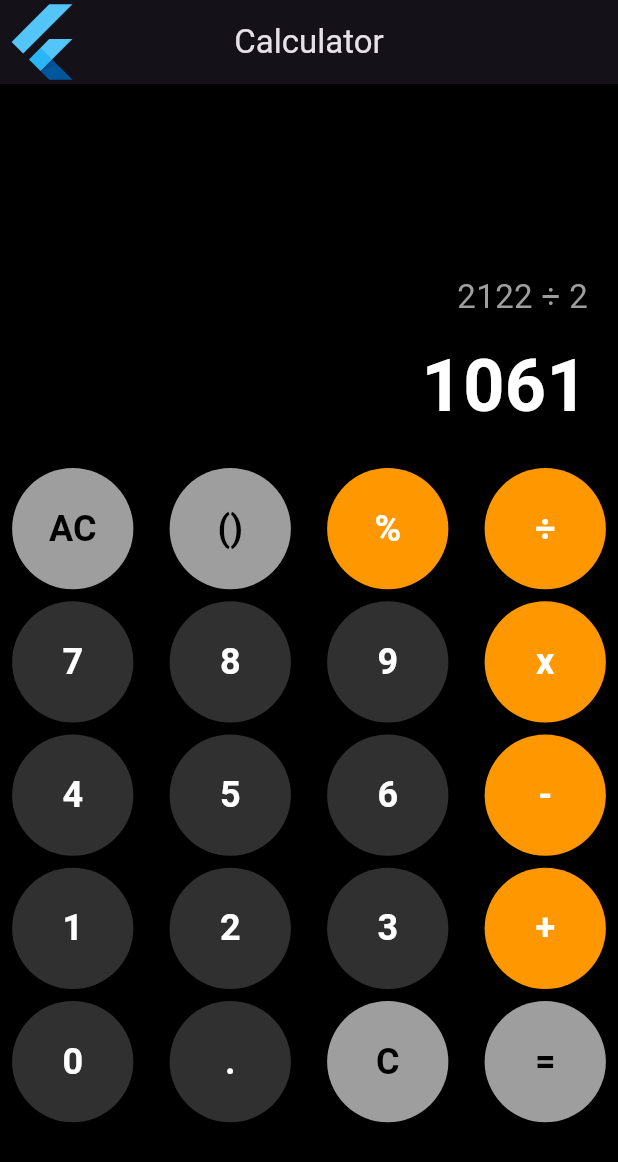
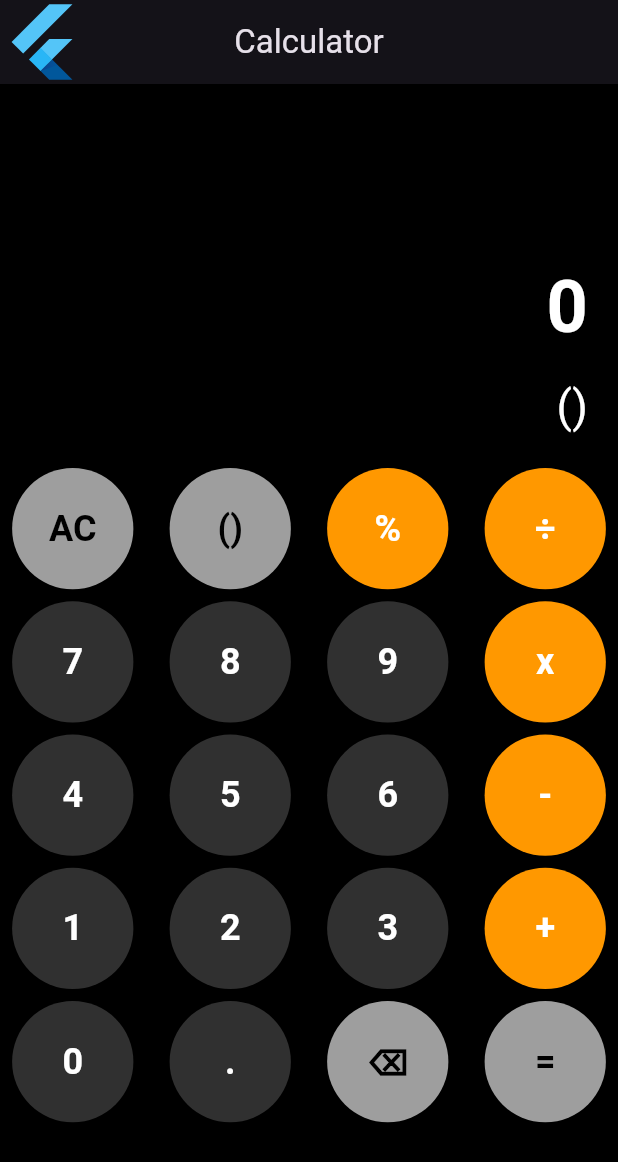
Before and after one commit to SaidurRahman1004/FlutterProjects, a Flutter app: the screen it shows after launch, after a tap on "()", on a phone screen of 412 x 824 dp. Shown: the top 1162 px of the screen. Run offline on Flutter 3.47's test engine with Material 3 defaults, Android fonts, the phone set to English and light mode, and no system bars; our stand-ins replace font_awesome_flutter, google_fonts, math_expressions; network calls fail; key blocks and very long unbroken strings in the code were emptied for the run.

```diff
--- a/lib/Calculator App/buttonFunctions.dart
+++ b/lib/Calculator App/buttonFunctions.dart
@@ -1,5 +1,6 @@
 import 'package:flutter/cupertino.dart';
 import 'package:flutter/material.dart';
+import 'buttonFunctions.dart';
 
 class CalcButton {
   final String label;
@@ -36,6 +37,6 @@ final List<CalcButton> calculatorButtons = [
   // Row 5
   CalcButton("0", "number"),
   CalcButton(".", "number"),
-  CalcButton("C", "action"), // backspace
+  CalcButton("⌫", "action"), // backspace
   CalcButton("=", "action"),
 ];
--- a/lib/Calculator App/calculator.dart
+++ b/lib/Calculator App/calculator.dart
@@ -1,6 +1,8 @@
 import 'package:flutter/cupertino.dart';
 import 'package:flutter/material.dart';
+import 'package:math_expressions/math_expressions.dart';
 import 'buttonFunctions.dart';
+
 class calculator extends StatefulWidget {
   const calculator({super.key});
 
@@ -9,18 +11,41 @@ class calculator extends StatefulWidget {
 }
 
 class _calculatorState extends State<calculator> {
+  String _output = "0"; //just Result
+  String _equation = "0"; //input
 
+  void _buttonClickResult(String btnValue){
+    setState(() {
+      if(btnValue == "AC"){
+        _output = "0";
+        _equation = "0";
+      }
+      else if(btnValue == "⌫"){
+        _equation = _equation.length > 1 ? _equation.substring(0, _equation.length-1) : "0";
+      }
+      else if(btnValue == "="){
+        try{
+          Parser p = Parser();
+          Expression exp = p.parse(_equation.replaceAll('×', '*').replaceAll('÷', '/'));
+          ContextModel cm = ContextModel();
+          _output = exp.evaluate(EvaluationType.REAL, cm).toString();
+        } catch(e){
+          _output = "Error";
+        }
+      }
+      else{
+        if(_equation == "0"){_equation = btnValue;}
+        else{_equation += btnValue;}
+      }
+    });
+ }
 
-  String _output = "1061"; // ডিসপ্লেতে দেখানোর জন্য
-  String _equation = "2122 ÷ 2"; // ইনপুটের জন্য
 
   @override
   Widget build(BuildContext context) {
     return MaterialApp(
       debugShowCheckedModeBanner: false,
-      theme: ThemeData.dark().copyWith(
-        scaffoldBackgroundColor: Colors.black,
-      ),
+      theme: ThemeData.dark().copyWith(scaffoldBackgroundColor: Colors.black),
       title: "Calculator",
       home: Scaffold(
         appBar: AppBar(
@@ -47,18 +72,18 @@ class _calculatorState extends State<calculator> {
                     crossAxisAlignment: CrossAxisAlignment.end,
                     children: [
                       Text(
-                        _equation,
+                        _output,
                         style: const TextStyle(
-                          fontSize: 22,
-                          color: Colors.grey,
+                          fontSize: 48,
+                          fontWeight: FontWeight.bold,
+                          color: Colors.white,
                         ),
                       ),
                       const SizedBox(height: 10),
                       Text(
-                        _output,
+                        _equation,
                         style: const TextStyle(
-                          fontSize: 48,
-                          fontWeight: FontWeight.bold,
+                          fontSize: 30,
                           color: Colors.white,
                         ),
                       ),
@@ -82,11 +107,11 @@ class _calculatorState extends State<calculator> {
                   final btn = calculatorButtons[index];
                   Color bgColor;
                   Color txtColor = Colors.white;
-                  if(btn.type == "number"){
+                  if (btn.type == "number") {
                     bgColor = Colors.grey[850]!;
-                  }else if(btn.type == "operator"){
+                  } else if (btn.type == "operator") {
                     bgColor = Colors.orange;
-                  }else{
+                  } else {
                     bgColor = Colors.grey;
                     txtColor = Colors.black;
                   }
@@ -98,7 +123,9 @@ class _calculatorState extends State<calculator> {
                       padding: EdgeInsets.all(20),
                       elevation: 4,
                     ),
-                    onPressed: () {},
+                    onPressed: () {
+                      _buttonClickResult(calculatorButtons[index].label);
+                    },
                     child: Text(
                       calculatorButtons[index].label,
                       style: TextStyle(
```
Also changed, not shown: pubspec.yaml (+2 -18 lines), pubspec.lock.
